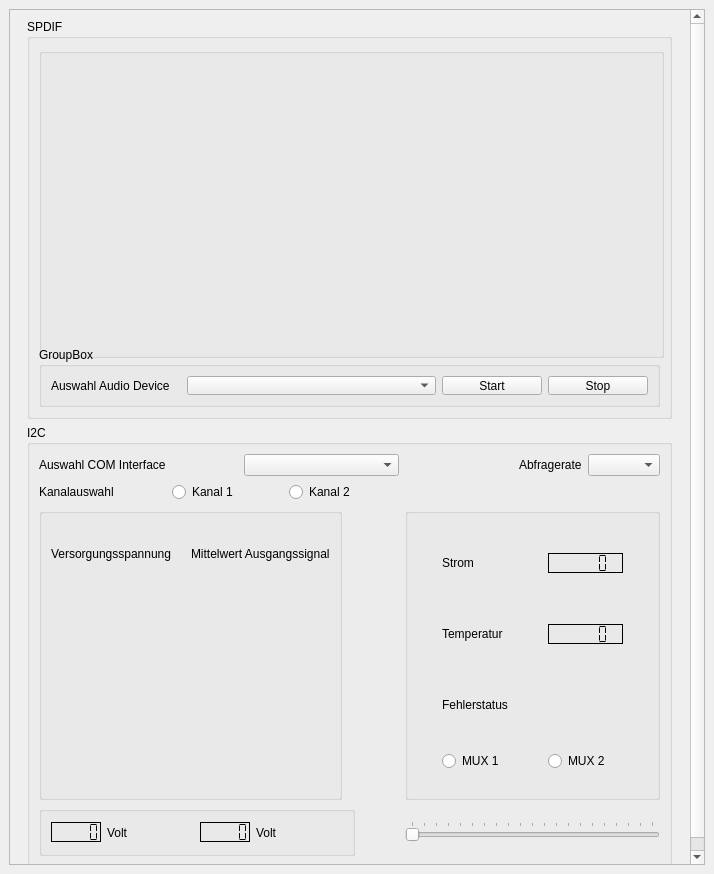
Before: the Qt Designer form GUI_AudioControl.ui in chipmuenk/audio_control, drawn with Qt 5.
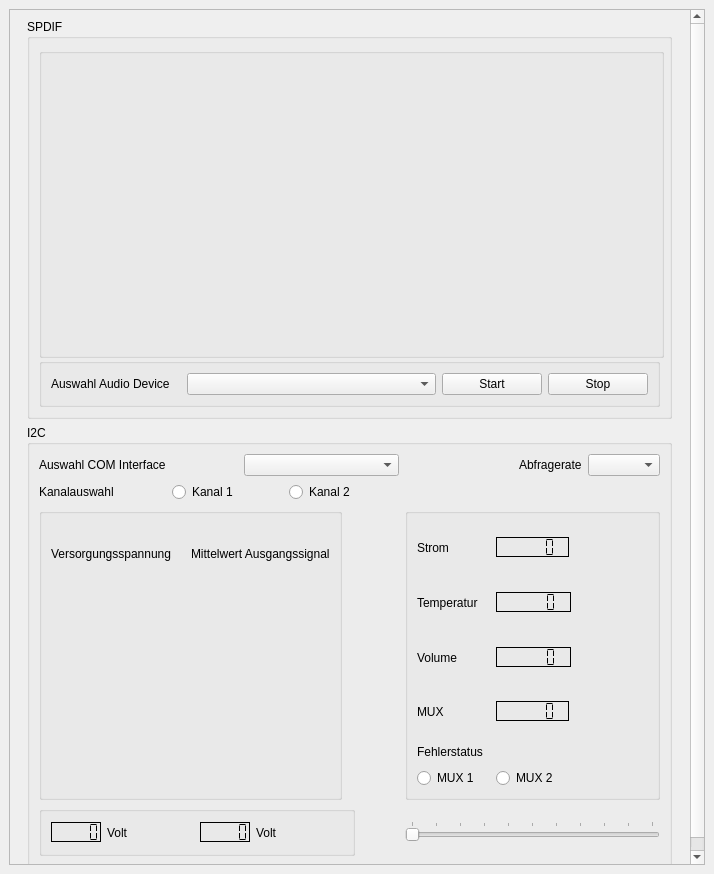
After: the same form once the commit is applied. Custom widgets are drawn as their Qt base class.

The edit to the form file:
```diff
--- a/GUI_AudioControl.ui
+++ b/GUI_AudioControl.ui
@@ -118,7 +118,7 @@
               </size>
              </property>
              <property name="title">
-              <string>GroupBox</string>
+              <string/>
              </property>
              <layout class="QHBoxLayout" name="horizontalLayout_2">
               <item>
@@ -420,6 +420,25 @@
               <string/>
              </property>
              <layout class="QGridLayout" name="gridLayout_4">
+              <item row="1" column="2" colspan="2">
+               <widget class="QLCDNumber" name="lcdNumber_Temperatur">
+                <property name="maximumSize">
+                 <size>
+                  <width>75</width>
+                  <height>20</height>
+                 </size>
+                </property>
+                <property name="frameShadow">
+                 <enum>QFrame::Plain</enum>
+                </property>
+                <property name="segmentStyle">
+                 <enum>QLCDNumber::Flat</enum>
+                </property>
+               </widget>
+              </item>
+              <item row="6" column="2">
+               <widget class="QwtTextLabel" name="TextLabel"/>
+              </item>
               <item row="0" column="0">
                <widget class="QLabel" name="label_8">
                 <property name="minimumSize">
@@ -433,7 +452,20 @@
                 </property>
                </widget>
               </item>
-              <item row="0" column="1">
+              <item row="3" column="0">
+               <widget class="QLabel" name="label_13">
+                <property name="minimumSize">
+                 <size>
+                  <width>0</width>
+                  <height>50</height>
+                 </size>
+                </property>
+                <property name="text">
+                 <string>Volume</string>
+                </property>
+               </widget>
+              </item>
+              <item row="0" column="2">
                <widget class="QLCDNumber" name="lcdNumber_Strom">
                 <property name="maximumSize">
                  <size>
@@ -449,6 +481,35 @@
                 </property>
                </widget>
               </item>
+              <item row="3" column="2" colspan="2">
+               <widget class="QLCDNumber" name="lcdNumber_Volume">
+                <property name="maximumSize">
+                 <size>
+                  <width>75</width>
+                  <height>20</height>
+                 </size>
+                </property>
+                <property name="frameShadow">
+                 <enum>QFrame::Plain</enum>
+                </property>
+                <property name="segmentStyle">
+                 <enum>QLCDNumber::Flat</enum>
+                </property>
+               </widget>
+              </item>
+              <item row="4" column="0">
+               <widget class="QLabel" name="label_9">
+                <property name="minimumSize">
+                 <size>
+                  <width>0</width>
+                  <height>50</height>
+                 </size>
+                </property>
+                <property name="text">
+                 <string>MUX</string>
+                </property>
+               </widget>
+              </item>
               <item row="1" column="0">
                <widget class="QLabel" name="label_7">
                 <property name="minimumSize">
@@ -462,8 +523,8 @@
                 </property>
                </widget>
               </item>
-              <item row="1" column="1">
-               <widget class="QLCDNumber" name="lcdNumber_Temperatur">
+              <item row="4" column="2">
+               <widget class="QLCDNumber" name="lcdNumber_MUX">
                 <property name="maximumSize">
                  <size>
                   <width>75</width>
@@ -478,7 +539,7 @@
                 </property>
                </widget>
               </item>
-              <item row="2" column="0">
+              <item row="6" column="0">
                <widget class="QLabel" name="label_10">
                 <property name="minimumSize">
                  <size>
@@ -497,17 +558,14 @@
                 </property>
                </widget>
               </item>
-              <item row="2" column="1">
-               <widget class="QwtTextLabel" name="TextLabel"/>
-              </item>
-              <item row="3" column="0">
+              <item row="7" column="0">
                <widget class="QRadioButton" name="radioButton_MUX1">
                 <property name="text">
                  <string>MUX 1</string>
                 </property>
                </widget>
               </item>
-              <item row="3" column="1">
+              <item row="7" column="2">
                <widget class="QRadioButton" name="radioButton_MUX2">
                 <property name="text">
                  <string>MUX 2</string>
@@ -520,7 +578,7 @@
            <item row="5" column="5" colspan="4">
             <widget class="QSlider" name="horizontalSlider_Volume">
              <property name="maximum">
-              <number>100</number>
+              <number>50</number>
              </property>
              <property name="singleStep">
               <number>1</number>
```
